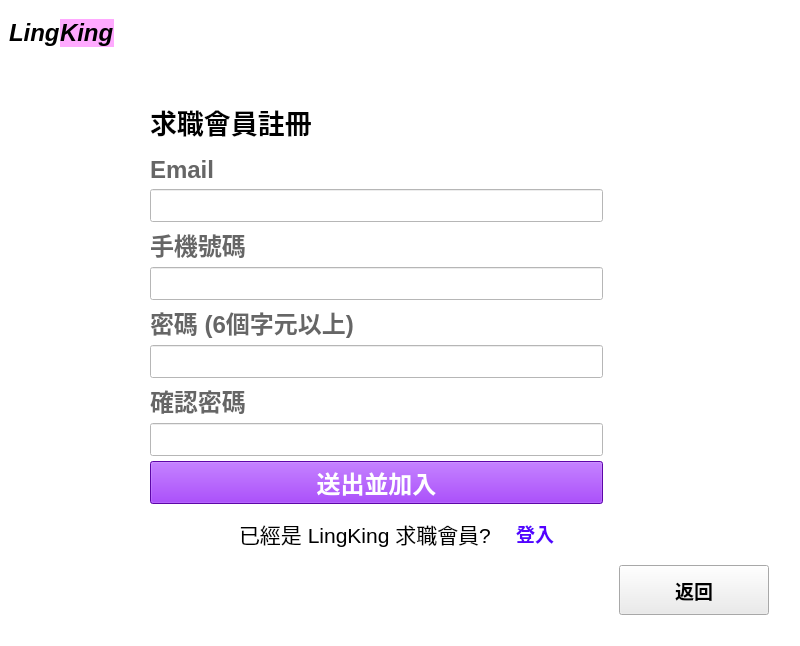
Old version of the form UI/user_register.ui in the repository smilesmilehero/Advanced_Python_final_project_resume_system.
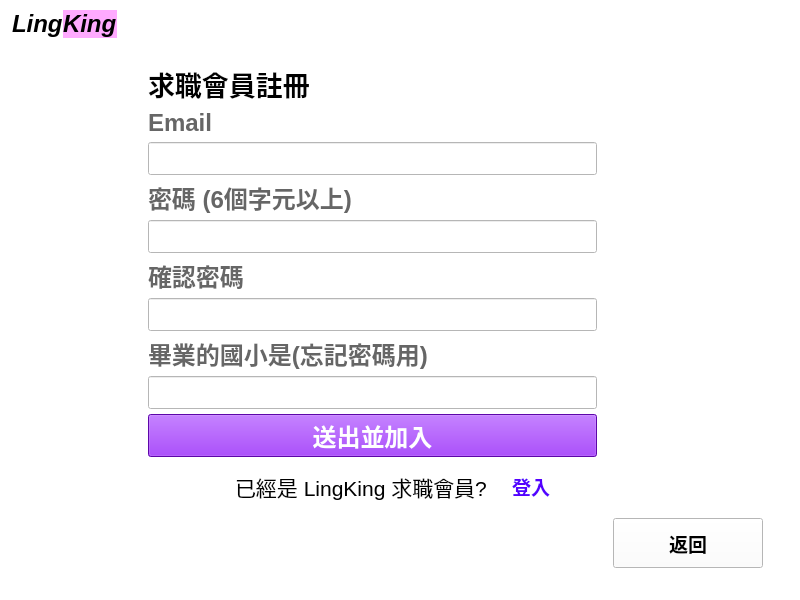
New version of the form.

Patch:
```diff
--- a/UI/user_register.ui
+++ b/UI/user_register.ui
@@ -13,30 +13,29 @@
   <property name="windowTitle">
    <string>LingKing</string>
   </property>
+  <property name="autoFillBackground">
+   <bool>false</bool>
+  </property>
   <property name="styleSheet">
    <string notr="true">background-color: rgb(255, 255, 255);</string>
   </property>
   <widget class="QWidget" name="centralwidget">
+   <layout class="QGridLayout" name="gridLayout_2">
+    <property name="leftMargin">
+     <number>12</number>
+    </property>
+    <property name="topMargin">
+     <number>10</number>
+    </property>
+    <property name="rightMargin">
+     <number>12</number>
+    </property>
+    <property name="bottomMargin">
+     <number>10</number>
+    </property>
+    <item row="0" column="0">
    <layout class="QGridLayout" name="gridLayout">
-    <item row="0" column="1">
-     <spacer name="verticalSpacer_3">
-      <property name="orientation">
-       <enum>Qt::Vertical</enum>
-      </property>
-      <property name="sizeType">
-       <enum>QSizePolicy::Fixed</enum>
-      </property>
-      <property name="sizeHint" stdset="0">
-       <size>
-        <width>20</width>
-        <height>10</height>
-       </size>
-      </property>
-     </spacer>
-    </item>
-    <item row="1" column="0" colspan="2">
-     <layout class="QVBoxLayout" name="verticalLayout_2">
-      <item>
+      <item row="0" column="0">
        <layout class="QHBoxLayout" name="horizontalLayout_2">
         <property name="spacing">
          <number>0</number>
@@ -47,7 +46,7 @@
            <bool>true</bool>
           </property>
           <property name="sizePolicy">
-           <sizepolicy hsizetype="Minimum" vsizetype="Maximum">
+           <sizepolicy hsizetype="Fixed" vsizetype="Fixed">
             <horstretch>1</horstretch>
             <verstretch>0</verstretch>
            </sizepolicy>
@@ -75,7 +74,7 @@
         <item>
          <widget class="QLabel" name="label_5">
           <property name="sizePolicy">
-           <sizepolicy hsizetype="Minimum" vsizetype="Maximum">
+           <sizepolicy hsizetype="Fixed" vsizetype="Fixed">
             <horstretch>2</horstretch>
             <verstretch>0</verstretch>
            </sizepolicy>
@@ -102,7 +101,7 @@
            <enum>Qt::Horizontal</enum>
           </property>
           <property name="sizeType">
-           <enum>QSizePolicy::Fixed</enum>
+           <enum>QSizePolicy::Expanding</enum>
           </property>
           <property name="sizeHint" stdset="0">
            <size>
@@ -114,266 +113,7 @@
         </item>
        </layout>
       </item>
-      <item>
-       <spacer name="verticalSpacer">
-        <property name="orientation">
-         <enum>Qt::Vertical</enum>
-        </property>
-        <property name="sizeType">
-         <enum>QSizePolicy::Fixed</enum>
-        </property>
-        <property name="sizeHint" stdset="0">
-         <size>
-          <width>20</width>
-          <height>40</height>
-         </size>
-        </property>
-       </spacer>
-      </item>
-     </layout>
-    </item>
     <item row="2" column="1">
-     <spacer name="verticalSpacer_2">
-      <property name="orientation">
-       <enum>Qt::Vertical</enum>
-      </property>
-      <property name="sizeType">
-       <enum>QSizePolicy::Expanding</enum>
-      </property>
-      <property name="sizeHint" stdset="0">
-       <size>
-        <width>20</width>
-        <height>416</height>
-       </size>
-      </property>
-     </spacer>
-    </item>
-    <item row="2" column="3">
-     <widget class="QLabel" name="info_label">
-      <property name="palette">
-       <palette>
-        <active>
-         <colorrole role="WindowText">
-          <brush brushstyle="SolidPattern">
-           <color alpha="255">
-            <red>255</red>
-            <green>0</green>
-            <blue>0</blue>
-           </color>
-          </brush>
-         </colorrole>
-         <colorrole role="Button">
-          <brush brushstyle="SolidPattern">
-           <color alpha="255">
-            <red>255</red>
-            <green>255</green>
-            <blue>255</blue>
-           </color>
-          </brush>
-         </colorrole>
-         <colorrole role="Text">
-          <brush brushstyle="SolidPattern">
-           <color alpha="255">
-            <red>0</red>
-            <green>0</green>
-            <blue>0</blue>
-           </color>
-          </brush>
-         </colorrole>
-         <colorrole role="Base">
-          <brush brushstyle="SolidPattern">
-           <color alpha="255">
-            <red>255</red>
-            <green>255</green>
-            <blue>255</blue>
-           </color>
-          </brush>
-         </colorrole>
-         <colorrole role="Window">
-          <brush brushstyle="SolidPattern">
-           <color alpha="255">
-            <red>255</red>
-            <green>255</green>
-            <blue>255</blue>
-           </color>
-          </brush>
-         </colorrole>
-        </active>
-        <inactive>
-         <colorrole role="WindowText">
-          <brush brushstyle="SolidPattern">
-           <color alpha="255">
-            <red>255</red>
-            <green>0</green>
-            <blue>0</blue>
-           </color>
-          </brush>
-         </colorrole>
-         <colorrole role="Button">
-          <brush brushstyle="SolidPattern">
-           <color alpha="255">
-            <red>255</red>
-            <green>255</green>
-            <blue>255</blue>
-           </color>
-          </brush>
-         </colorrole>
-         <colorrole role="Text">
-          <brush brushstyle="SolidPattern">
-           <color alpha="255">
-            <red>0</red>
-            <green>0</green>
-            <blue>0</blue>
-           </color>
-          </brush>
-         </colorrole>
-         <colorrole role="Base">
-          <brush brushstyle="SolidPattern">
-           <color alpha="255">
-            <red>255</red>
-            <green>255</green>
-            <blue>255</blue>
-           </color>
-          </brush>
-         </colorrole>
-         <colorrole role="Window">
-          <brush brushstyle="SolidPattern">
-           <color alpha="255">
-            <red>255</red>
-            <green>255</green>
-            <blue>255</blue>
-           </color>
-          </brush>
-         </colorrole>
-        </inactive>
-        <disabled>
-         <colorrole role="WindowText">
-          <brush brushstyle="SolidPattern">
-           <color alpha="255">
-            <red>120</red>
-            <green>120</green>
-            <blue>120</blue>
-           </color>
-          </brush>
-         </colorrole>
-         <colorrole role="Button">
-          <brush brushstyle="SolidPattern">
-           <color alpha="255">
-            <red>255</red>
-            <green>255</green>
-            <blue>255</blue>
-           </color>
-          </brush>
-         </colorrole>
-         <colorrole role="Text">
-          <brush brushstyle="SolidPattern">
-           <color alpha="255">
-            <red>120</red>
-            <green>120</green>
-            <blue>120</blue>
-           </color>
-          </brush>
-         </colorrole>
-         <colorrole role="Base">
-          <brush brushstyle="SolidPattern">
-           <color alpha="255">
-            <red>255</red>
-            <green>255</green>
-            <blue>255</blue>
-           </color>
-          </brush>
-         </colorrole>
-         <colorrole role="Window">
-          <brush brushstyle="SolidPattern">
-           <color alpha="255">
-            <red>255</red>
-            <green>255</green>
-            <blue>255</blue>
-           </color>
-          </brush>
-         </colorrole>
-        </disabled>
-       </palette>
-      </property>
-      <property name="font">
-       <font>
-        <pointsize>14</pointsize>
-       </font>
-      </property>
-      <property name="text">
-       <string/>
-      </property>
-      <property name="alignment">
-       <set>Qt::AlignLeading|Qt::AlignLeft|Qt::AlignTop</set>
-      </property>
-      <property name="wordWrap">
-       <bool>true</bool>
-      </property>
-     </widget>
-    </item>
-    <item row="3" column="0">
-     <spacer name="verticalSpacer_4">
-      <property name="orientation">
-       <enum>Qt::Vertical</enum>
-      </property>
-      <property name="sizeType">
-       <enum>QSizePolicy::Fixed</enum>
-      </property>
-      <property name="sizeHint" stdset="0">
-       <size>
-        <width>20</width>
-        <height>50</height>
-       </size>
-      </property>
-     </spacer>
-    </item>
-    <item row="3" column="2">
-     <spacer name="horizontalSpacer_4">
-      <property name="orientation">
-       <enum>Qt::Horizontal</enum>
-      </property>
-      <property name="sizeHint" stdset="0">
-       <size>
-        <width>40</width>
-        <height>20</height>
-       </size>
-      </property>
-     </spacer>
-    </item>
-    <item row="3" column="3">
-     <widget class="QPushButton" name="back_BTN">
-      <property name="sizePolicy">
-       <sizepolicy hsizetype="Expanding" vsizetype="Expanding">
-        <horstretch>0</horstretch>
-        <verstretch>0</verstretch>
-       </sizepolicy>
-      </property>
-      <property name="maximumSize">
-       <size>
-        <width>150</width>
-        <height>75</height>
-       </size>
-      </property>
-      <property name="font">
-       <font>
-        <pointsize>14</pointsize>
-        <weight>75</weight>
-        <bold>true</bold>
-       </font>
-      </property>
-      <property name="cursor">
-       <cursorShape>PointingHandCursor</cursorShape>
-      </property>
-      <property name="styleSheet">
-       <string notr="true">background-color: rgb(235, 235, 235);
-</string>
-      </property>
-      <property name="text">
-       <string>返回</string>
-      </property>
-     </widget>
-    </item>
-    <item row="2" column="2">
      <layout class="QVBoxLayout" name="verticalLayout">
       <property name="spacing">
        <number>5</number>
@@ -382,34 +122,22 @@
        <number>10</number>
       </property>
       <item>
-       <widget class="QFrame" name="frame_2">
-        <property name="sizePolicy">
-         <sizepolicy hsizetype="Preferred" vsizetype="Fixed">
-          <horstretch>0</horstretch>
-          <verstretch>0</verstretch>
-         </sizepolicy>
-        </property>
-        <layout class="QHBoxLayout" name="horizontalLayout_3" stretch="0">
-         <property name="spacing">
-          <number>5</number>
-         </property>
-         <property name="sizeConstraint">
-          <enum>QLayout::SetDefaultConstraint</enum>
-         </property>
-         <property name="leftMargin">
-          <number>0</number>
-         </property>
-         <item>
-          <widget class="QLabel" name="label_6">
+         <widget class="QLabel" name="label_9">
            <property name="enabled">
             <bool>true</bool>
            </property>
            <property name="sizePolicy">
-            <sizepolicy hsizetype="Preferred" vsizetype="Fixed">
+           <sizepolicy hsizetype="Maximum" vsizetype="Fixed">
              <horstretch>0</horstretch>
              <verstretch>1</verstretch>
             </sizepolicy>
            </property>
+          <property name="maximumSize">
+           <size>
+            <width>480</width>
+            <height>16777215</height>
+           </size>
+          </property>
            <property name="font">
             <font>
              <pointsize>20</pointsize>
@@ -422,17 +150,20 @@
            </property>
           </widget>
          </item>
-        </layout>
-       </widget>
-      </item>
       <item>
        <widget class="QLabel" name="label_2">
         <property name="sizePolicy">
-         <sizepolicy hsizetype="Preferred" vsizetype="Fixed">
+           <sizepolicy hsizetype="Maximum" vsizetype="Fixed">
           <horstretch>0</horstretch>
           <verstretch>1</verstretch>
          </sizepolicy>
         </property>
+          <property name="maximumSize">
+           <size>
+            <width>480</width>
+            <height>16777215</height>
+           </size>
+          </property>
         <property name="palette">
          <palette>
           <active>
@@ -602,199 +333,16 @@
       <item>
        <widget class="QLineEdit" name="email_input">
         <property name="sizePolicy">
-         <sizepolicy hsizetype="Expanding" vsizetype="Fixed">
+           <sizepolicy hsizetype="Maximum" vsizetype="Fixed">
           <horstretch>0</horstretch>
           <verstretch>2</verstretch>
          </sizepolicy>
         </property>
-        <property name="font">
-         <font>
-          <pointsize>16</pointsize>
-         </font>
-        </property>
-       </widget>
-      </item>
-      <item>
-       <widget class="QLabel" name="label_8">
-        <property name="sizePolicy">
-         <sizepolicy hsizetype="Preferred" vsizetype="Fixed">
-          <horstretch>0</horstretch>
-          <verstretch>1</verstretch>
-         </sizepolicy>
-        </property>
-        <property name="palette">
-         <palette>
-          <active>
-           <colorrole role="WindowText">
-            <brush brushstyle="SolidPattern">
-             <color alpha="255">
-              <red>102</red>
-              <green>102</green>
-              <blue>102</blue>
-             </color>
-            </brush>
-           </colorrole>
-           <colorrole role="Button">
-            <brush brushstyle="SolidPattern">
-             <color alpha="255">
-              <red>255</red>
-              <green>255</green>
-              <blue>255</blue>
-             </color>
-            </brush>
-           </colorrole>
-           <colorrole role="Text">
-            <brush brushstyle="SolidPattern">
-             <color alpha="255">
-              <red>156</red>
-              <green>156</green>
-              <blue>156</blue>
-             </color>
-            </brush>
-           </colorrole>
-           <colorrole role="Base">
-            <brush brushstyle="SolidPattern">
-             <color alpha="255">
-              <red>255</red>
-              <green>255</green>
-              <blue>255</blue>
-             </color>
-            </brush>
-           </colorrole>
-           <colorrole role="Window">
-            <brush brushstyle="SolidPattern">
-             <color alpha="255">
-              <red>255</red>
-              <green>255</green>
-              <blue>255</blue>
-             </color>
-            </brush>
-           </colorrole>
-          </active>
-          <inactive>
-           <colorrole role="WindowText">
-            <brush brushstyle="SolidPattern">
-             <color alpha="255">
-              <red>102</red>
-              <green>102</green>
-              <blue>102</blue>
-             </color>
-            </brush>
-           </colorrole>
-           <colorrole role="Button">
-            <brush brushstyle="SolidPattern">
-             <color alpha="255">
-              <red>255</red>
-              <green>255</green>
-              <blue>255</blue>
-             </color>
-            </brush>
-           </colorrole>
-           <colorrole role="Text">
-            <brush brushstyle="SolidPattern">
-             <color alpha="255">
-              <red>156</red>
-              <green>156</green>
-              <blue>156</blue>
-             </color>
-            </brush>
-           </colorrole>
-           <colorrole role="Base">
-            <brush brushstyle="SolidPattern">
-             <color alpha="255">
-              <red>255</red>
-              <green>255</green>
-              <blue>255</blue>
-             </color>
-            </brush>
-           </colorrole>
-           <colorrole role="Window">
-            <brush brushstyle="SolidPattern">
-             <color alpha="255">
-              <red>255</red>
-              <green>255</green>
-              <blue>255</blue>
-             </color>
-            </brush>
-           </colorrole>
-          </inactive>
-          <disabled>
-           <colorrole role="WindowText">
-            <brush brushstyle="SolidPattern">
-             <color alpha="255">
-              <red>120</red>
-              <green>120</green>
-              <blue>120</blue>
-             </color>
-            </brush>
-           </colorrole>
-           <colorrole role="Button">
-            <brush brushstyle="SolidPattern">
-             <color alpha="255">
-              <red>255</red>
-              <green>255</green>
-              <blue>255</blue>
-             </color>
-            </brush>
-           </colorrole>
-           <colorrole role="Text">
-            <brush brushstyle="SolidPattern">
-             <color alpha="255">
-              <red>120</red>
-              <green>120</green>
-              <blue>120</blue>
-             </color>
-            </brush>
-           </colorrole>
-           <colorrole role="Base">
-            <brush brushstyle="SolidPattern">
-             <color alpha="255">
-              <red>255</red>
-              <green>255</green>
-              <blue>255</blue>
-             </color>
-            </brush>
-           </colorrole>
-           <colorrole role="Window">
-            <brush brushstyle="SolidPattern">
-             <color alpha="255">
-              <red>255</red>
-              <green>255</green>
-              <blue>255</blue>
-             </color>
-            </brush>
-           </colorrole>
-          </disabled>
-         </palette>
-        </property>
-        <property name="font">
-         <font>
-          <pointsize>18</pointsize>
-          <weight>75</weight>
-          <bold>true</bold>
-         </font>
-        </property>
-        <property name="focusPolicy">
-         <enum>Qt::NoFocus</enum>
-        </property>
-        <property name="styleSheet">
-         <string notr="true"/>
-        </property>
-        <property name="text">
-         <string>手機號碼</string>
-        </property>
-        <property name="buddy">
-         <cstring>email_input</cstring>
-        </property>
-       </widget>
-      </item>
-      <item>
-       <widget class="QLineEdit" name="phone_num_input">
-        <property name="sizePolicy">
-         <sizepolicy hsizetype="Expanding" vsizetype="Fixed">
-          <horstretch>0</horstretch>
-          <verstretch>2</verstretch>
-         </sizepolicy>
+          <property name="maximumSize">
+           <size>
+            <width>480</width>
+            <height>16777215</height>
+           </size>
         </property>
         <property name="font">
          <font>
@@ -806,11 +354,17 @@
       <item>
        <widget class="QLabel" name="label_3">
         <property name="sizePolicy">
-         <sizepolicy hsizetype="Preferred" vsizetype="Fixed">
+           <sizepolicy hsizetype="Maximum" vsizetype="Fixed">
           <horstretch>0</horstretch>
           <verstretch>1</verstretch>
          </sizepolicy>
         </property>
+          <property name="maximumSize">
+           <size>
+            <width>480</width>
+            <height>16777215</height>
+           </size>
+          </property>
         <property name="palette">
          <palette>
           <active>
@@ -980,11 +534,17 @@
       <item>
        <widget class="QLineEdit" name="password_input">
         <property name="sizePolicy">
-         <sizepolicy hsizetype="Expanding" vsizetype="Fixed">
+           <sizepolicy hsizetype="Maximum" vsizetype="Fixed">
           <horstretch>0</horstretch>
           <verstretch>2</verstretch>
          </sizepolicy>
         </property>
+          <property name="maximumSize">
+           <size>
+            <width>480</width>
+            <height>16777215</height>
+           </size>
+          </property>
         <property name="font">
          <font>
           <pointsize>16</pointsize>
@@ -995,11 +555,17 @@
       <item>
        <widget class="QLabel" name="label_7">
         <property name="sizePolicy">
-         <sizepolicy hsizetype="Preferred" vsizetype="Fixed">
+           <sizepolicy hsizetype="Maximum" vsizetype="Fixed">
           <horstretch>0</horstretch>
           <verstretch>1</verstretch>
          </sizepolicy>
         </property>
+          <property name="maximumSize">
+           <size>
+            <width>480</width>
+            <height>16777215</height>
+           </size>
+          </property>
         <property name="palette">
          <palette>
           <active>
@@ -1169,10 +735,217 @@
       <item>
        <widget class="QLineEdit" name="confirm_password_input">
         <property name="sizePolicy">
-         <sizepolicy hsizetype="Expanding" vsizetype="Fixed">
+           <sizepolicy hsizetype="Maximum" vsizetype="Fixed">
           <horstretch>0</horstretch>
           <verstretch>2</verstretch>
          </sizepolicy>
+          </property>
+          <property name="maximumSize">
+           <size>
+            <width>480</width>
+            <height>16777215</height>
+           </size>
+          </property>
+          <property name="font">
+           <font>
+            <pointsize>16</pointsize>
+           </font>
+          </property>
+         </widget>
+        </item>
+        <item>
+         <widget class="QLabel" name="label_8">
+          <property name="sizePolicy">
+           <sizepolicy hsizetype="Maximum" vsizetype="Fixed">
+            <horstretch>0</horstretch>
+            <verstretch>1</verstretch>
+           </sizepolicy>
+          </property>
+          <property name="maximumSize">
+           <size>
+            <width>480</width>
+            <height>16777215</height>
+           </size>
+          </property>
+          <property name="palette">
+           <palette>
+            <active>
+             <colorrole role="WindowText">
+              <brush brushstyle="SolidPattern">
+               <color alpha="255">
+                <red>102</red>
+                <green>102</green>
+                <blue>102</blue>
+               </color>
+              </brush>
+             </colorrole>
+             <colorrole role="Button">
+              <brush brushstyle="SolidPattern">
+               <color alpha="255">
+                <red>255</red>
+                <green>255</green>
+                <blue>255</blue>
+               </color>
+              </brush>
+             </colorrole>
+             <colorrole role="Text">
+              <brush brushstyle="SolidPattern">
+               <color alpha="255">
+                <red>156</red>
+                <green>156</green>
+                <blue>156</blue>
+               </color>
+              </brush>
+             </colorrole>
+             <colorrole role="Base">
+              <brush brushstyle="SolidPattern">
+               <color alpha="255">
+                <red>255</red>
+                <green>255</green>
+                <blue>255</blue>
+               </color>
+              </brush>
+             </colorrole>
+             <colorrole role="Window">
+              <brush brushstyle="SolidPattern">
+               <color alpha="255">
+                <red>255</red>
+                <green>255</green>
+                <blue>255</blue>
+               </color>
+              </brush>
+             </colorrole>
+            </active>
+            <inactive>
+             <colorrole role="WindowText">
+              <brush brushstyle="SolidPattern">
+               <color alpha="255">
+                <red>102</red>
+                <green>102</green>
+                <blue>102</blue>
+               </color>
+              </brush>
+             </colorrole>
+             <colorrole role="Button">
+              <brush brushstyle="SolidPattern">
+               <color alpha="255">
+                <red>255</red>
+                <green>255</green>
+                <blue>255</blue>
+               </color>
+              </brush>
+             </colorrole>
+             <colorrole role="Text">
+              <brush brushstyle="SolidPattern">
+               <color alpha="255">
+                <red>156</red>
+                <green>156</green>
+                <blue>156</blue>
+               </color>
+              </brush>
+             </colorrole>
+             <colorrole role="Base">
+              <brush brushstyle="SolidPattern">
+               <color alpha="255">
+                <red>255</red>
+                <green>255</green>
+                <blue>255</blue>
+               </color>
+              </brush>
+             </colorrole>
+             <colorrole role="Window">
+              <brush brushstyle="SolidPattern">
+               <color alpha="255">
+                <red>255</red>
+                <green>255</green>
+                <blue>255</blue>
+               </color>
+              </brush>
+             </colorrole>
+            </inactive>
+            <disabled>
+             <colorrole role="WindowText">
+              <brush brushstyle="SolidPattern">
+               <color alpha="255">
+                <red>120</red>
+                <green>120</green>
+                <blue>120</blue>
+               </color>
+              </brush>
+             </colorrole>
+             <colorrole role="Button">
+              <brush brushstyle="SolidPattern">
+               <color alpha="255">
+                <red>255</red>
+                <green>255</green>
+                <blue>255</blue>
+               </color>
+              </brush>
+             </colorrole>
+             <colorrole role="Text">
+              <brush brushstyle="SolidPattern">
+               <color alpha="255">
+                <red>120</red>
+                <green>120</green>
+                <blue>120</blue>
+               </color>
+              </brush>
+             </colorrole>
+             <colorrole role="Base">
+              <brush brushstyle="SolidPattern">
+               <color alpha="255">
+                <red>255</red>
+                <green>255</green>
+                <blue>255</blue>
+               </color>
+              </brush>
+             </colorrole>
+             <colorrole role="Window">
+              <brush brushstyle="SolidPattern">
+               <color alpha="255">
+                <red>255</red>
+                <green>255</green>
+                <blue>255</blue>
+               </color>
+              </brush>
+             </colorrole>
+            </disabled>
+           </palette>
+          </property>
+          <property name="font">
+           <font>
+            <pointsize>18</pointsize>
+            <weight>75</weight>
+            <bold>true</bold>
+           </font>
+          </property>
+          <property name="focusPolicy">
+           <enum>Qt::NoFocus</enum>
+          </property>
+          <property name="styleSheet">
+           <string notr="true"/>
+          </property>
+          <property name="text">
+           <string>畢業的國小是(忘記密碼用)</string>
+          </property>
+          <property name="buddy">
+           <cstring>email_input</cstring>
+          </property>
+         </widget>
+        </item>
+        <item>
+         <widget class="QLineEdit" name="school_input">
+          <property name="sizePolicy">
+           <sizepolicy hsizetype="Maximum" vsizetype="Fixed">
+            <horstretch>0</horstretch>
+            <verstretch>2</verstretch>
+           </sizepolicy>
+          </property>
+          <property name="maximumSize">
+           <size>
+            <width>480</width>
+            <height>16777215</height>
+           </size>
         </property>
         <property name="font">
          <font>
@@ -1184,11 +957,17 @@
       <item>
        <widget class="QPushButton" name="send_btn">
         <property name="sizePolicy">
-         <sizepolicy hsizetype="Minimum" vsizetype="Fixed">
+           <sizepolicy hsizetype="Maximum" vsizetype="Fixed">
           <horstretch>0</horstretch>
           <verstretch>2</verstretch>
          </sizepolicy>
         </property>
+          <property name="maximumSize">
+           <size>
+            <width>480</width>
+            <height>16777215</height>
+           </size>
+          </property>
         <property name="palette">
          <palette>
           <active>
@@ -1346,12 +1125,12 @@
             <enum>Qt::Horizontal</enum>
            </property>
            <property name="sizeType">
-            <enum>QSizePolicy::Fixed</enum>
+              <enum>QSizePolicy::Expanding</enum>
            </property>
            <property name="sizeHint" stdset="0">
             <size>
              <width>80</width>
-             <height>1</height>
+               <height>5</height>
             </size>
            </property>
           </spacer>
@@ -1552,7 +1331,7 @@
       </item>
      </layout>
     </item>
-    <item row="1" column="2">
+      <item row="2" column="0">
      <spacer name="horizontalSpacer_6">
       <property name="orientation">
        <enum>Qt::Horizontal</enum>
@@ -1565,8 +1344,191 @@
       </property>
      </spacer>
     </item>
-    <item row="1" column="3">
-     <spacer name="horizontalSpacer_7">
+      <item row="3" column="2">
+       <widget class="QPushButton" name="back_BTN">
+        <property name="sizePolicy">
+         <sizepolicy hsizetype="Expanding" vsizetype="Expanding">
+          <horstretch>0</horstretch>
+          <verstretch>0</verstretch>
+         </sizepolicy>
+        </property>
+        <property name="minimumSize">
+         <size>
+          <width>100</width>
+          <height>50</height>
+         </size>
+        </property>
+        <property name="maximumSize">
+         <size>
+          <width>150</width>
+          <height>75</height>
+         </size>
+        </property>
+        <property name="font">
+         <font>
+          <pointsize>14</pointsize>
+          <weight>75</weight>
+          <bold>true</bold>
+         </font>
+        </property>
+        <property name="cursor">
+         <cursorShape>PointingHandCursor</cursorShape>
+        </property>
+        <property name="styleSheet">
+         <string notr="true"/>
+        </property>
+        <property name="text">
+         <string>返回</string>
+        </property>
+       </widget>
+      </item>
+      <item row="2" column="2">
+       <widget class="QLabel" name="info_label">
+        <property name="sizePolicy">
+         <sizepolicy hsizetype="Minimum" vsizetype="Expanding">
+          <horstretch>0</horstretch>
+          <verstretch>0</verstretch>
+         </sizepolicy>
+        </property>
+        <property name="minimumSize">
+         <size>
+          <width>175</width>
+          <height>0</height>
+         </size>
+        </property>
+        <property name="palette">
+         <palette>
+          <active>
+           <colorrole role="WindowText">
+            <brush brushstyle="SolidPattern">
+             <color alpha="255">
+              <red>255</red>
+              <green>0</green>
+              <blue>0</blue>
+             </color>
+            </brush>
+           </colorrole>
+           <colorrole role="Button">
+            <brush brushstyle="SolidPattern">
+             <color alpha="255">
+              <red>255</red>
+              <green>255</green>
+              <blue>255</blue>
+             </color>
+            </brush>
+           </colorrole>
+           <colorrole role="Base">
+            <brush brushstyle="SolidPattern">
+             <color alpha="255">
+              <red>255</red>
+              <green>255</green>
+              <blue>255</blue>
+             </color>
+            </brush>
+           </colorrole>
+           <colorrole role="Window">
+            <brush brushstyle="SolidPattern">
+             <color alpha="255">
+              <red>255</red>
+              <green>255</green>
+              <blue>255</blue>
+             </color>
+            </brush>
+           </colorrole>
+          </active>
+          <inactive>
+           <colorrole role="WindowText">
+            <brush brushstyle="SolidPattern">
+             <color alpha="255">
+              <red>255</red>
+              <green>0</green>
+              <blue>0</blue>
+             </color>
+            </brush>
+           </colorrole>
+           <colorrole role="Button">
+            <brush brushstyle="SolidPattern">
+             <color alpha="255">
+              <red>255</red>
+              <green>255</green>
+              <blue>255</blue>
+             </color>
+            </brush>
+           </colorrole>
+           <colorrole role="Base">
+            <brush brushstyle="SolidPattern">
+             <color alpha="255">
+              <red>255</red>
+              <green>255</green>
+              <blue>255</blue>
+             </color>
+            </brush>
+           </colorrole>
+           <colorrole role="Window">
+            <brush brushstyle="SolidPattern">
+             <color alpha="255">
+              <red>255</red>
+              <green>255</green>
+              <blue>255</blue>
+             </color>
+            </brush>
+           </colorrole>
+          </inactive>
+          <disabled>
+           <colorrole role="WindowText">
+            <brush brushstyle="SolidPattern">
+             <color alpha="255">
+              <red>120</red>
+              <green>120</green>
+              <blue>120</blue>
+             </color>
+            </brush>
+           </colorrole>
+           <colorrole role="Button">
+            <brush brushstyle="SolidPattern">
+             <color alpha="255">
+              <red>255</red>
+              <green>255</green>
+              <blue>255</blue>
+             </color>
+            </brush>
+           </colorrole>
+           <colorrole role="Base">
+            <brush brushstyle="SolidPattern">
+             <color alpha="255">
+              <red>255</red>
+              <green>255</green>
+              <blue>255</blue>
+             </color>
+            </brush>
+           </colorrole>
+           <colorrole role="Window">
+            <brush brushstyle="SolidPattern">
+             <color alpha="255">
+              <red>255</red>
+              <green>255</green>
+              <blue>255</blue>
+             </color>
+            </brush>
+           </colorrole>
+          </disabled>
+         </palette>
+        </property>
+        <property name="font">
+         <font>
+          <pointsize>14</pointsize>
+         </font>
+        </property>
+        <property name="text">
+         <string/>
+        </property>
+        <property name="alignment">
+         <set>Qt::AlignLeading|Qt::AlignLeft|Qt::AlignTop</set>
+        </property>
+       </widget>
+      </item>
+      <item row="0" column="2">
+       <spacer name="horizontalSpacer_4">
       <property name="orientation">
        <enum>Qt::Horizontal</enum>
       </property>
@@ -1577,6 +1539,24 @@
        </size>
       </property>
      </spacer>
+      </item>
+      <item row="1" column="0">
+       <spacer name="verticalSpacer">
+        <property name="orientation">
+         <enum>Qt::Vertical</enum>
+        </property>
+        <property name="sizeType">
+         <enum>QSizePolicy::Maximum</enum>
+        </property>
+        <property name="sizeHint" stdset="0">
+         <size>
+          <width>20</width>
+          <height>50</height>
+         </size>
+        </property>
+       </spacer>
+      </item>
+     </layout>
     </item>
    </layout>
   </widget>
```
Lines whose indentation alone changed are shown as unchanged.
